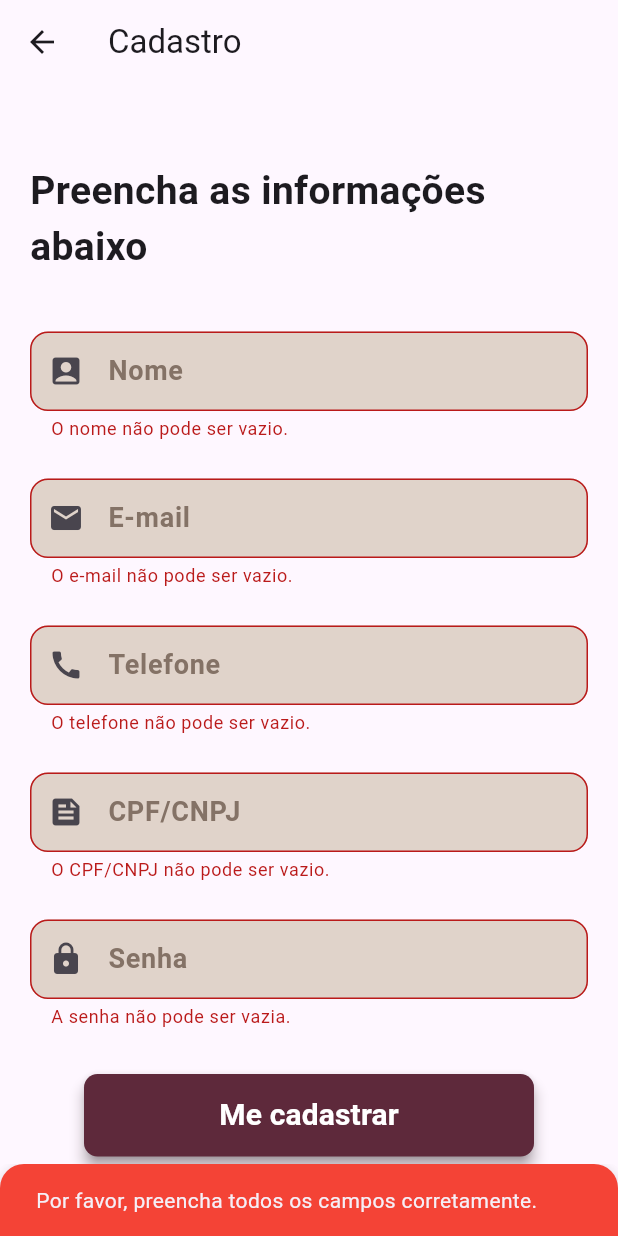
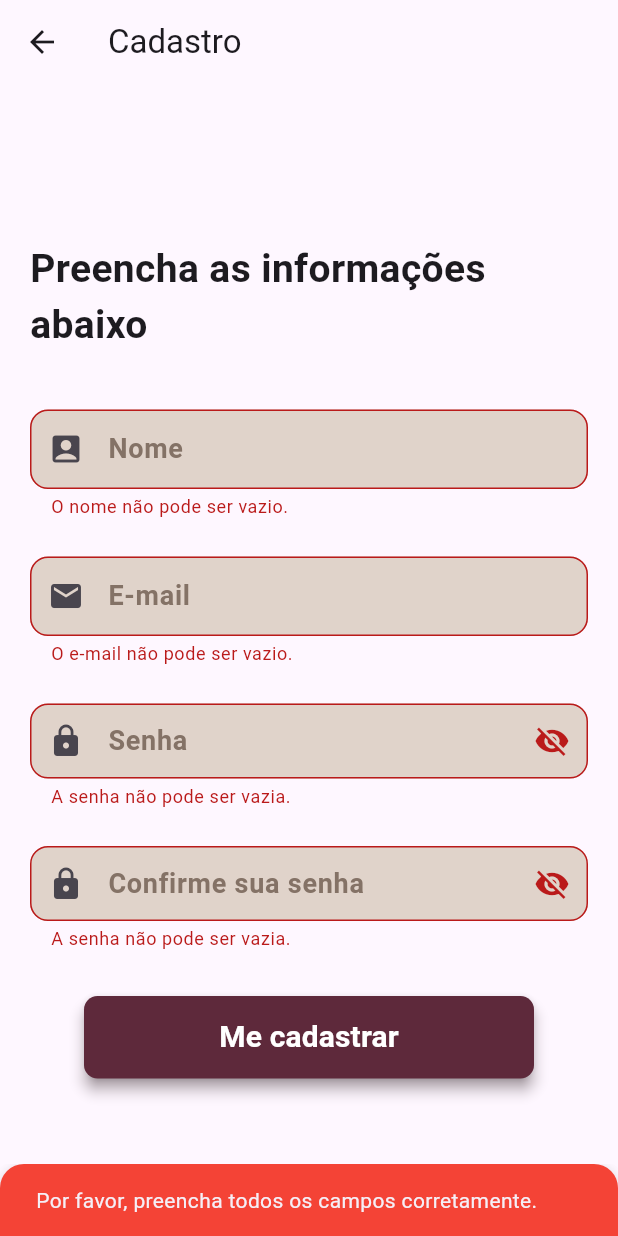
Before and after one commit to waFerreiraa/Software-Juridico, a Flutter app: the CadastroPage screen opened directly, after a tap on "Me cadastrar", on a phone screen of 412 x 824 dp. Run offline on Flutter 3.47's test engine with Material 3 defaults, Android fonts, the phone set to English and light mode, and no system bars; our stand-ins replace firebase_auth, firebase_core; accounts and stored records are empty; generated files the repository leaves out were written again.

Commit message:
mudança das validações das senhas

```diff
--- a/lib/models/cadastro_model.dart
+++ b/lib/models/cadastro_model.dart
@@ -1,4 +1,5 @@
 import 'package:firebase_auth/firebase_auth.dart';
+
 
 class AutenticacaoServicos {
   final FirebaseAuth _firebaseAuth = FirebaseAuth.instance;
@@ -6,10 +7,13 @@ class AutenticacaoServicos {
   Future<String?> cadastroUsuario({
     required String nome,
     required String email,
-  required String telefone,
-  required String cpf,
     required String senha,
+    required String confirmarSenha, // novo parâmetro
   }) async {
+    if (senha != confirmarSenha) {
+      return "As senhas não coincidem";
+    }
+
     try {
       UserCredential userCredential = await _firebaseAuth
           .createUserWithEmailAndPassword(email: email, password: senha);
@@ -27,7 +31,6 @@ Future<String?> cadastroUsuario({
       return "Erro desconhecido";
     }
   }
-
 
   Future<String?> logarUsuarios({
     required String email,
@@ -57,7 +60,7 @@ Future<String?> cadastroUsuario({
     }
   }
 
-  Future<void> deslogar()async{
+  Future<void> deslogar() async {
     return _firebaseAuth.signOut();
   }
 }
--- /dev/null
+++ b/lib/models/verSenha.dart
@@ -0,0 +1,47 @@
+import 'package:flutter/material.dart';
+
+class CampoSenha extends StatefulWidget {
+  final TextEditingController controller;
+  final String hintText;
+  final FormFieldValidator<String>? validator;
+  final InputDecoration? decoration;
+
+  const CampoSenha({
+    super.key,
+    required this.controller,
+    this.hintText = "Senha",
+    this.validator,
+    this.decoration,
+  });
+
+  @override
+  // ignore: library_private_types_in_public_api
+  _CampoSenhaState createState() => _CampoSenhaState();
+}
+
+class _CampoSenhaState extends State<CampoSenha> {
+  bool _obscureText = true;
+
+  void _alternarVisibilidade() {
+    setState(() {
+      _obscureText = !_obscureText;
+    });
+  }
+
+  @override
+  Widget build(BuildContext context) {
+    return TextFormField(
+      controller: widget.controller,
+      obscureText: _obscureText,
+      validator: widget.validator,
+      decoration: widget.decoration?.copyWith(
+        suffixIcon: IconButton(
+          icon: Icon(
+            _obscureText ? Icons.visibility_off : Icons.visibility,
+          ),
+          onPressed: _alternarVisibilidade,
+        ),
+      ),
+    );
+  }
+}
--- a/lib/navegacao/cadastro.dart
+++ b/lib/navegacao/cadastro.dart
@@ -4,6 +4,15 @@ import 'package:jurisolutions/models/cadastro_model.dart';
 import 'package:jurisolutions/models/meu_snakbar.dart';
 import 'package:flutter/material.dart';
 import 'package:flutter/foundation.dart' show kIsWeb;
+import 'package:jurisolutions/models/verSenha.dart';
+import 'package:jurisolutions/navegacao/login.dart';
+
+// ignore: unused_element
+bool _senhaVisivel = false;
+// ignore: unused_element
+bool _confirmarSenhaVisivel = false;
+
+bool _carregando = false;
 
 class CadastroPage extends StatefulWidget {
   const CadastroPage({super.key});
@@ -17,15 +26,17 @@ class _CadastroPageState extends State<CadastroPage> {
 
   final _nomeController = TextEditingController();
   final _emailController = TextEditingController();
-  final _telefoneController = TextEditingController();
-  final _cpfController = TextEditingController();
   final _senhaController = TextEditingController();
+  final _confirmarSenhaController = TextEditingController();
 
   final _auten = AutenticacaoServicos();
 
   InputDecoration meuInputDecoration(String label, IconData icon) {
     return InputDecoration(
-      contentPadding: const EdgeInsets.symmetric(vertical: 13.0, horizontal: 10.0),
+      contentPadding: const EdgeInsets.symmetric(
+        vertical: 13.0,
+        horizontal: 10.0,
+      ),
       prefixIcon: Icon(icon),
       filled: true,
       fillColor: const Color(0xffE0D3CA),
@@ -38,7 +49,10 @@ class _CadastroPageState extends State<CadastroPage> {
       border: OutlineInputBorder(borderRadius: BorderRadius.circular(12)),
       focusedBorder: OutlineInputBorder(
         borderRadius: BorderRadius.circular(8),
-        borderSide: const BorderSide(color: Color.fromARGB(255, 181, 164, 150), width: 2),
+        borderSide: const BorderSide(
+          color: Color.fromARGB(255, 181, 164, 150),
+          width: 2,
+        ),
       ),
       enabledBorder: OutlineInputBorder(
         borderRadius: BorderRadius.circular(8),
@@ -55,7 +69,8 @@ class _CadastroPageState extends State<CadastroPage> {
         child: SingleChildScrollView(
           child: Padding(
             padding: const EdgeInsets.all(20),
-            child: kIsWeb
+            child:
+                kIsWeb
                     ? Container(
                       constraints: const BoxConstraints(maxWidth: 600),
                       padding: const EdgeInsets.all(24),
@@ -113,45 +128,45 @@ class _CadastroPageState extends State<CadastroPage> {
             decoration: meuInputDecoration("E-mail", Icons.email),
           ),
           const SizedBox(height: 25),
-
-          TextFormField(
-            controller: _telefoneController,
+          CampoSenha(
+            controller: _senhaController,
+            hintText: "Senha",
             validator: (value) {
-              if (value?.isEmpty ?? true) return "O telefone não pode ser vazio.";
+              if (value == null || value.isEmpty) {
+                return "A senha não pode ser vazia.";
+              }
+              if (value.length < 6) {
+                return "A senha deve ter pelo menos 6 caracteres";
+              }
               return null;
             },
-            style: const TextStyle(fontSize: 18),
-            decoration: meuInputDecoration("Telefone", Icons.call),
+            decoration: meuInputDecoration("Senha", Icons.lock),
           ),
+
           const SizedBox(height: 25),
 
-          TextFormField(
-            controller: _cpfController,
+          CampoSenha(
+            controller: _confirmarSenhaController,
+            hintText: "Confirme sua senha",
             validator: (value) {
-              if (value?.isEmpty ?? true) return "O CPF/CNPJ não pode ser vazio.";
-              if (value!.length < 11) return "Digite um CPF/CNPJ válido";
+              if (value == null || value.isEmpty) {
+                return "A senha não pode ser vazia.";
+              }
+              if (value.length < 6) {
+                return "A senha deve ter pelo menos 6 caracteres";
+              }
+              if (value != _senhaController.text) {
+                return "As senhas não coincidem";
+              }
               return null;
             },
-            style: const TextStyle(fontSize: 18),
-            decoration: meuInputDecoration("CPF/CNPJ", Icons.feed),
+            decoration: meuInputDecoration("Confirme sua senha", Icons.lock),
           ),
-          const SizedBox(height: 25),
 
-          TextFormField(
-            controller: _senhaController,
-            obscureText: true,
-            validator: (value) {
-              if (value?.isEmpty ?? true) return "A senha não pode ser vazia.";
-              if (value!.length < 6) return "A senha deve ter pelo menos 6 caracteres";
-              return null;
-            },
-            style: const TextStyle(fontSize: 18),
-            decoration: meuInputDecoration("Senha", Icons.lock),
-          ),
           const SizedBox(height: 30),
 
           ElevatedButton(
-            onPressed: botaoPrincipalClicado,
+            onPressed: _carregando ? null : botaoPrincipalClicado,
             style: ElevatedButton.styleFrom(
               minimumSize: const Size(300, 55),
               elevation: 4,
@@ -161,9 +176,23 @@ class _CadastroPageState extends State<CadastroPage> {
                 borderRadius: BorderRadius.circular(9),
               ),
             ),
-            child: const Text(
+            child:
+                _carregando
+                    ? const SizedBox(
+                      width: 24,
+                      height: 24,
+                      child: CircularProgressIndicator(
+                        color: Colors.white,
+                        strokeWidth: 2.8,
+                      ),
+                    )
+                    : const Text(
                       "Me cadastrar",
-              style: TextStyle(fontSize: 20, fontWeight: FontWeight.bold, color: Colors.white),
+                      style: TextStyle(
+                        fontSize: 20,
+                        fontWeight: FontWeight.bold,
+                        color: Colors.white,
+                      ),
                     ),
           ),
         ],
@@ -171,21 +200,24 @@ class _CadastroPageState extends State<CadastroPage> {
     );
   }
 
-  void botaoPrincipalClicado() {
+  void botaoPrincipalClicado() async {
     if (_formKey.currentState!.validate()) {
+      setState(() => _carregando = true);
+
       final nome = _nomeController.text.trim();
       final email = _emailController.text.trim();
-      final telefone = _telefoneController.text.trim();
-      final cpf = _cpfController.text.trim();
       final senha = _senhaController.text.trim();
+      final confirmar = _confirmarSenhaController.text.trim();
 
-      _auten.cadastroUsuario(
+      final erro = await _auten.cadastroUsuario(
         nome: nome,
         email: email,
-        telefone: telefone,
-        cpf: cpf,
         senha: senha,
-      ).then((String? erro) {
+        confirmarSenha: confirmar,
+      );
+
+      setState(() => _carregando = false);
+
       if (erro != null) {
         mostrarSnackBar(context: context, texto: erro);
       } else {
@@ -193,13 +225,15 @@ class _CadastroPageState extends State<CadastroPage> {
         _formKey.currentState!.reset();
         _nomeController.clear();
         _emailController.clear();
-          _telefoneController.clear();
-          _cpfController.clear();
         _senhaController.clear();
+        _confirmarSenhaController.clear();
+        Navigator.push(context, MaterialPageRoute(builder: (context) => const LoginPage()));
       }
-      });
     } else {
-      mostrarSnackBar(context: context, texto: "Por favor, preencha todos os campos corretamente.");
+      mostrarSnackBar(
+        context: context,
+        texto: "Por favor, preencha todos os campos corretamente.",
+      );
     }
   }
 }
--- a/lib/navegacao/login.dart
+++ b/lib/navegacao/login.dart
@@ -2,6 +2,7 @@
 
 import 'package:jurisolutions/models/cadastro_model.dart';
 import 'package:jurisolutions/models/meu_snakbar.dart';
+import 'package:jurisolutions/models/verSenha.dart';
 import 'package:jurisolutions/navegacao/home.dart';
 import 'package:flutter/material.dart';
 import 'package:flutter/foundation.dart' show kIsWeb;
@@ -30,7 +31,8 @@ class _LoginPageState extends State<LoginPage> {
         child: SingleChildScrollView(
           child: Padding(
             padding: const EdgeInsets.all(20),
-            child: kIsWeb
+            child:
+                kIsWeb
                     ? Container(
                       constraints: const BoxConstraints(maxWidth: 500),
                       padding: const EdgeInsets.all(24),
@@ -90,9 +92,9 @@ class _LoginPageState extends State<LoginPage> {
           ),
           const SizedBox(height: 25),
 
-          TextFormField(
+          CampoSenha(
             controller: _senhaController,
-            obscureText: true,
+            hintText: "Senha",
             validator: (value) {
               if (value == null || value.isEmpty) {
                 return "A senha não pode ser vazia.";
@@ -102,9 +104,9 @@ class _LoginPageState extends State<LoginPage> {
               }
               return null;
             },
-            style: TextStyle(fontSize: inputFontSize),
             decoration: _inputDecoration(label: 'Senha', icon: Icons.lock),
           ),
+
           const SizedBox(height: 45),
 
           ElevatedButton(
@@ -144,9 +146,15 @@ class _LoginPageState extends State<LoginPage> {
     );
   }
 
-  InputDecoration _inputDecoration({required String label, required IconData icon}) {
+  InputDecoration _inputDecoration({
+    required String label,
+    required IconData icon,
+  }) {
     return InputDecoration(
-      contentPadding: const EdgeInsets.symmetric(vertical: 13.0, horizontal: 10.0),
+      contentPadding: const EdgeInsets.symmetric(
+        vertical: 13.0,
+        horizontal: 10.0,
+      ),
       prefixIcon: Icon(icon),
       filled: true,
       fillColor: const Color(0xffE0D3CA),
@@ -158,7 +166,10 @@ class _LoginPageState extends State<LoginPage> {
       border: OutlineInputBorder(borderRadius: BorderRadius.circular(12)),
       focusedBorder: OutlineInputBorder(
         borderRadius: BorderRadius.circular(8),
-        borderSide: const BorderSide(color: Color.fromARGB(255, 181, 164, 150), width: 2),
+        borderSide: const BorderSide(
+          color: Color.fromARGB(255, 181, 164, 150),
+          width: 2,
+        ),
       ),
       enabledBorder: OutlineInputBorder(
         borderRadius: BorderRadius.circular(8),
```
Lines whose indentation alone changed are shown as unchanged.
